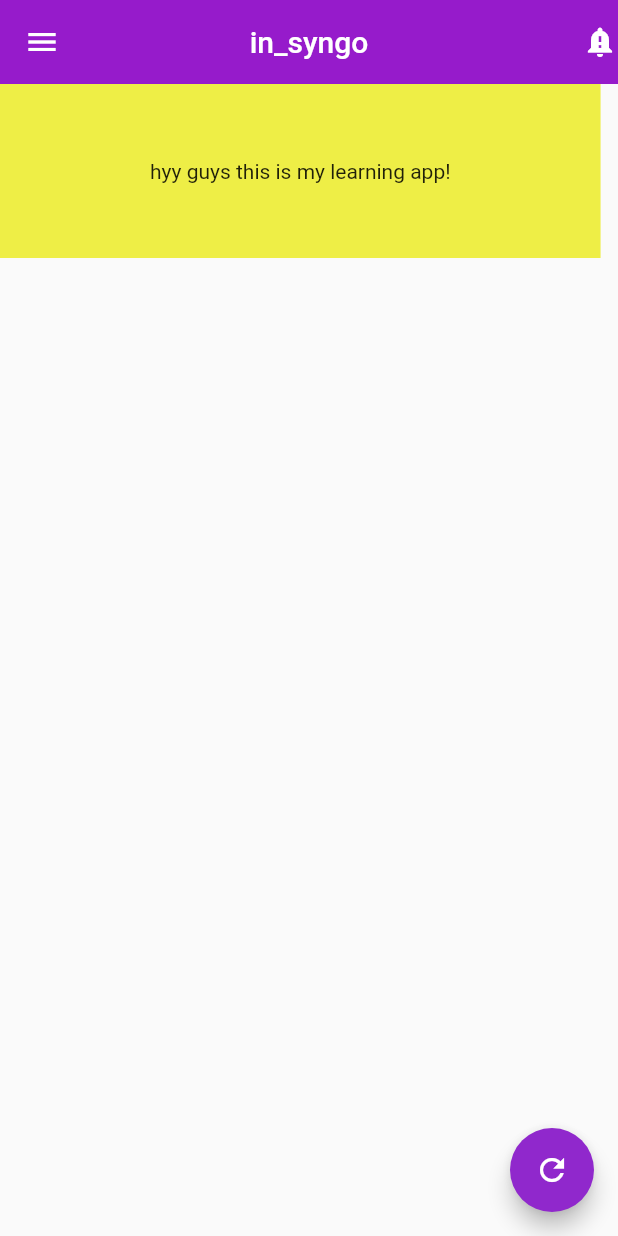
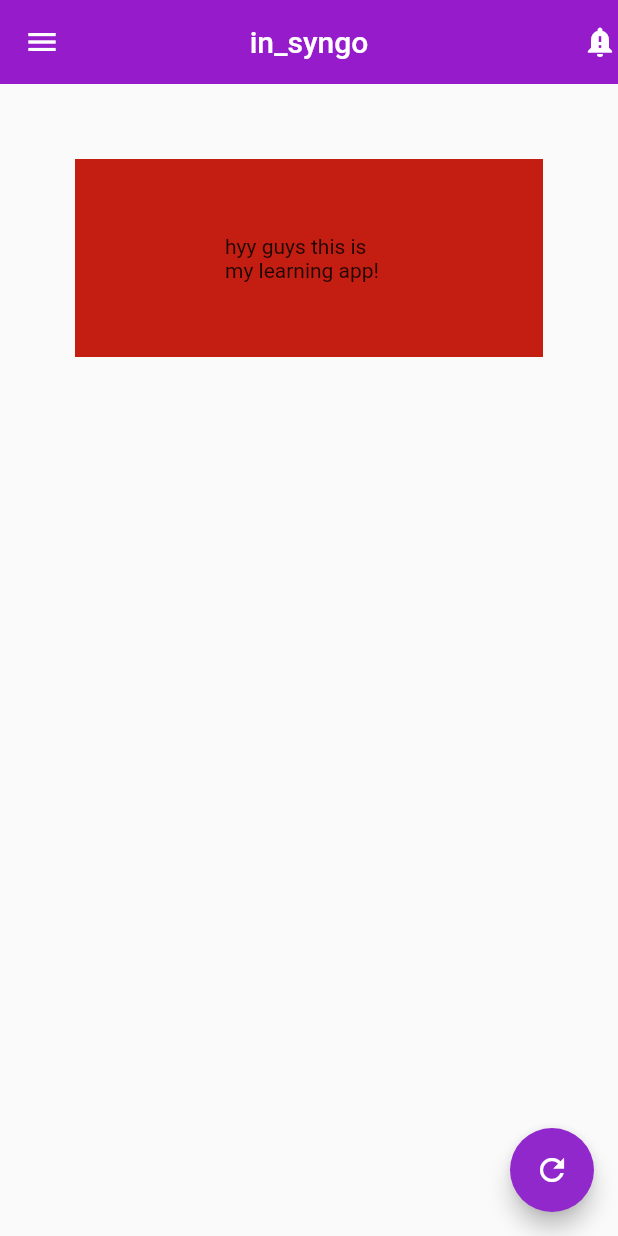
Before and after one commit to HEYKASHIF/flybe, a Flutter app: the screen it shows after launch, on a phone screen of 412 x 824 dp. Run offline on Flutter 3.47's test engine with Material 2 defaults, Android fonts, the light colour scheme and no system bars.

Commit message:
25-march commit5

```diff
--- a/lib/main.dart
+++ b/lib/main.dart
@@ -29,8 +29,9 @@ class MyApp extends StatelessWidget {
           actions: const [Icon(Icons.notification_important)],
         ),
         body: Container(
-          color: Color.fromARGB(255, 238, 238, 70),
+          color: Color.fromARGB(255, 196, 29, 17),
           padding: EdgeInsets.symmetric(vertical: 50, horizontal: 100),
+          margin: EdgeInsets.all(50),
           child: Text("hyy guys this is my learning app!"),
         ),
         floatingActionButton: FloatingActionButton(
```
